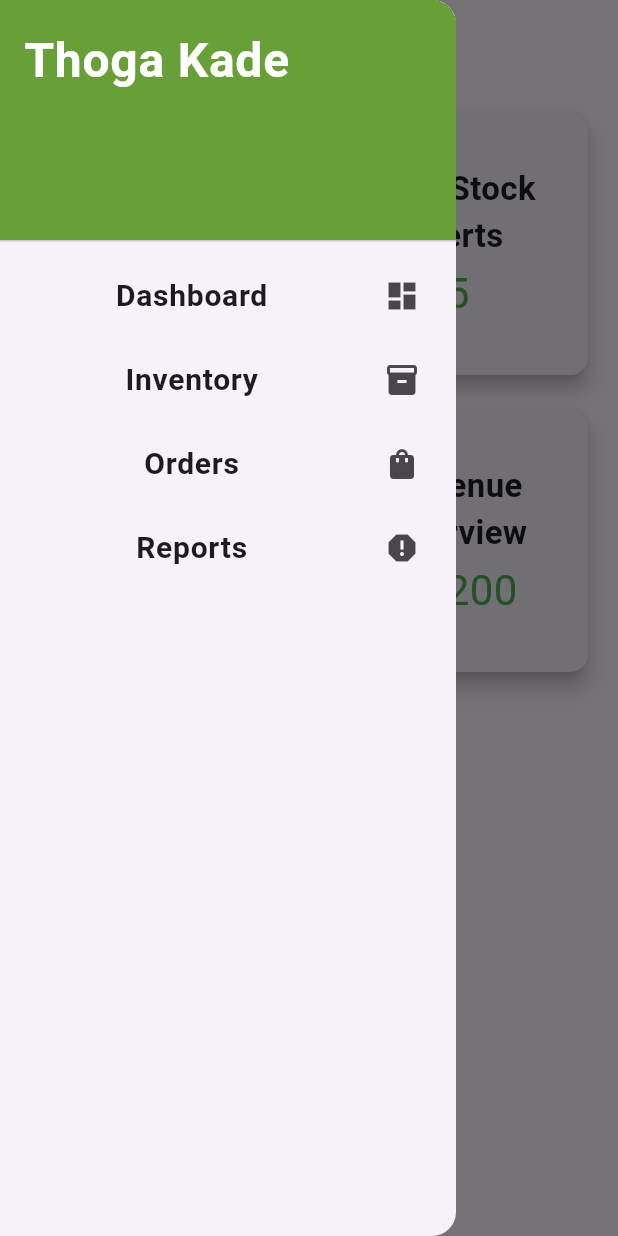
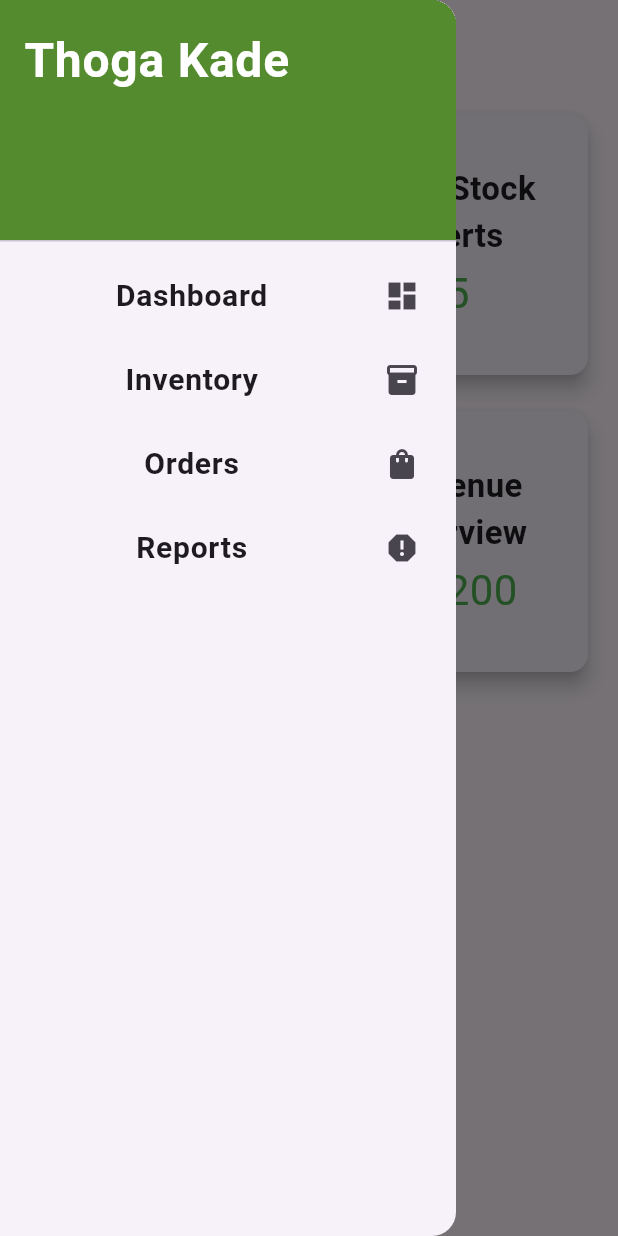
Before and after one commit to SahadRushdi/thogakade_ui, a Flutter app: the screen it shows after launch, with the side drawer open, on a phone screen of 412 x 824 dp. Run offline on Flutter 3.47's test engine with Material 3 defaults, Android fonts, the phone set to English and light mode, and no system bars.

Commit message:
Took Some Working preview of the Application.

```diff
--- a/lib/main.dart
+++ b/lib/main.dart
@@ -1,6 +1,5 @@
 import 'package:flutter/material.dart';
 import 'config/routes.dart';
-import 'config/theme.dart';
 
 void main() {
   runApp(ThogaKadeApp());
--- a/lib/presentations/screens/dashboard_screen.dart
+++ b/lib/presentations/screens/dashboard_screen.dart
@@ -6,7 +6,7 @@ class DashboardScreen extends StatelessWidget {
   Widget build(BuildContext context) {
     return Scaffold(
       appBar: AppBar(
-        title: Text(
+        title: const Text(
           'Dashboard',
           style: TextStyle(
             fontSize: 29,
@@ -20,7 +20,7 @@ class DashboardScreen extends StatelessWidget {
           crossAxisCount: 2,
           crossAxisSpacing: 16.0,
           mainAxisSpacing: 16.0,
-          children: [
+          children: const [
             SummaryCard(title: 'Total Inventory', value: '60'),
             SummaryCard(title: 'Low Stock Alerts', value: '5'),
             SummaryCard(title: 'Today\'s Orders', value: '25'),
@@ -33,7 +33,7 @@ class DashboardScreen extends StatelessWidget {
           padding: EdgeInsets.zero,
           children: [
             DrawerHeader(
-              decoration: BoxDecoration(color: Colors.lightGreen[700]),
+              decoration: BoxDecoration(color: Colors.lightGreen[800]),
               child: const Text(
                 'Thoga Kade',
                 style: TextStyle(
```
Also changed, not shown: lib/project screenshots/Screenshot_20241213_102437.png (added), lib/project screenshots/Screenshot_20241213_102603.png (added), lib/project screenshots/Screenshot_20241213_102614.png (added), lib/project screenshots/Screenshot_20241213_102627.png (added), lib/project screenshots/Screenshot_20241213_102642.png (added), lib/project screenshots/Screenshot_20241213_102735.png (added), lib/project screenshots/Screenshot_20241213_102742.png (added), lib/project screenshots/Screenshot_20241213_102748.png (added), lib/project screenshots/Screenshot_20241213_102754.png (added), lib/project screenshots/Screenshot_20241213_102801.png (added).
